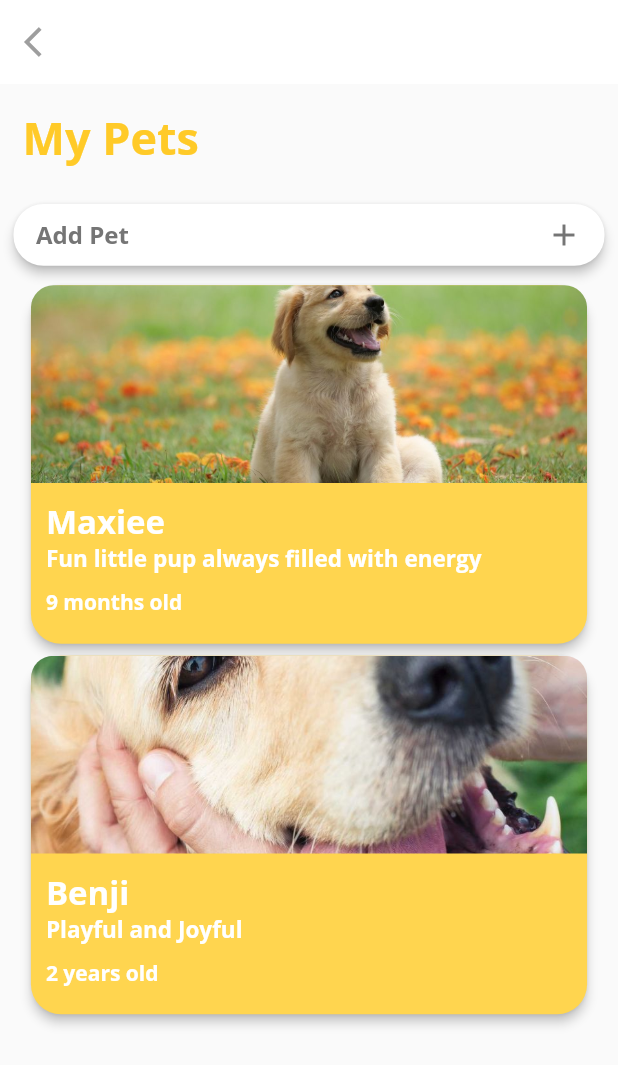
After one commit to Sameerkash/Paw-InOut7, a Flutter app: the PetsView screen opened directly, on a phone screen of 412 x 824 dp. The commit adds this screen. Shown: the top 1065 px of the screen. Run offline on Flutter 3.47's test engine with Material 2 defaults, Android fonts, the phone set to English and light mode, and no system bars; drawn by our look-alikes of auto_size_text; our stand-ins replace auto_route, cloud_firestore, dartz, firebase_auth, firebase_core, flutter_hooks and 8 more; accounts and stored records are empty; generated files the repository leaves out were written again; statements that could not run were skipped.

Commit message:
added pet ui

```diff
--- a/lib/ui/drawer/drawer.view.dart
+++ b/lib/ui/drawer/drawer.view.dart
@@ -4,6 +4,8 @@ import 'package:flutter/foundation.dart';
 import 'package:flutter/material.dart';
 import 'package:flutter_vector_icons/flutter_vector_icons.dart';
 import 'package:flutter_zoom_drawer/flutter_zoom_drawer.dart';
+import 'package:flutter_screenutil/flutter_screenutil.dart';
+import 'package:google_fonts/google_fonts.dart';
 
 class MenuItem {
   final String title;
@@ -141,7 +143,7 @@ class _MenuScreenState extends State<MenuScreen> {
         child: SafeArea(
           child: Column(
             // mainAxisSize: MainAxisSize.min,
-            crossAxisAlignment: CrossAxisAlignment.center,
+            crossAxisAlignment: CrossAxisAlignment.start,
             mainAxisAlignment: MainAxisAlignment.center,
             children: <Widget>[
               // Spacer(),
@@ -157,18 +159,17 @@ class _MenuScreenState extends State<MenuScreen> {
               //     ),
               //   ),
               // ),
-              // Padding(
-              //   padding: const EdgeInsets.only(
-              //       bottom: 36.0, left: 24.0, right: 24.0),
-              //   child: Text(
-              //     ("name"),
-              //     style: TextStyle(
-              //       fontSize: 22,
-              //       color: Colors.white,
-              //       fontWeight: FontWeight.w900,
-              //     ),
-              //   ),
-              // ),
+              Padding(
+                padding: EdgeInsets.only(bottom: 0.08.sh, left: 24, right: 24.0),
+                child: Text(
+                  ("Paw"),
+                  style: GoogleFonts.openSans(
+                    fontSize: 25,
+                    color: Colors.grey[200],
+                    fontWeight: FontWeight.bold,
+                  ),
+                ),
+              ),
               Column(
                 mainAxisSize: MainAxisSize.min,
                 crossAxisAlignment: CrossAxisAlignment.start,
--- a/lib/ui/navbar.view.dart
+++ b/lib/ui/navbar.view.dart
@@ -1,4 +1,5 @@
 import 'package:flutter/material.dart';
+import 'package:petme/ui/pets/pets.view.dart';
 
 import 'adoption/adoptionlist.view.dart';
 import 'drawer/drawer.view.dart';
@@ -8,8 +9,8 @@ class NavBarView extends StatelessWidget {
   final List<Widget> views = [
     ProfileView(),
     Container(),
+    PetsView(),
     AdoptionList(),
-    Container(),
     Container(),
   ];
 
--- /dev/null
+++ b/lib/ui/pets/pets.view.dart
@@ -0,0 +1,58 @@
+import 'package:auto_size_text/auto_size_text.dart';
+import 'package:flutter/material.dart';
+import 'package:google_fonts/google_fonts.dart';
+
+import '../../widgets/card.dart';
+
+class PetsView extends StatelessWidget {
+  @override
+  Widget build(BuildContext context) {
+    return Scaffold(
+      appBar: AppBar(
+        leading: Icon(Icons.arrow_back_ios, color: Colors.grey),
+        elevation: 0,
+        backgroundColor: Colors.white,
+        actions: [],
+      ),
+      body: SingleChildScrollView(
+        child: Column(
+          children: [
+            Padding(
+              padding: const EdgeInsets.all(15.0),
+              child: Align(
+                alignment: Alignment.topLeft,
+                child: AutoSizeText(
+                  "My Pets",
+                  minFontSize: 28,
+                  style: GoogleFonts.openSans(
+                      fontSize: 30,
+                      fontWeight: FontWeight.bold,
+                      color: Colors.amber[400]),
+                ),
+              ),
+            ),
+            ListTileButton(
+              label: 'Add Pet',
+              icon: Icons.add,
+              onPressed: () {},
+            ),
+            PetCard(
+              onTap: () {},
+              name: "Maxiee",
+              caption: "Fun little pup always filled with energy",
+              age: '9 months',
+              imageURL: 'assets/images/i1.jpg',
+            ),
+            PetCard(
+              onTap: () {},
+              name: "Benji",
+              caption: "Playful and Joyful",
+              age: '2 years',
+              imageURL: 'assets/images/i3.jpg',
+            )
+          ],
+        ),
+      ),
+    );
+  }
+}
--- a/lib/ui/profile/profile.view.dart
+++ b/lib/ui/profile/profile.view.dart
@@ -2,6 +2,7 @@ import 'package:auto_size_text/auto_size_text.dart';
 import 'package:flutter/material.dart';
 import 'package:flutter_screenutil/flutter_screenutil.dart';
 import 'package:google_fonts/google_fonts.dart';
+
 import 'package:petme/widgets/image.dart';
 
 class ProfileView extends StatelessWidget {
@@ -35,9 +36,9 @@ class ProfileView extends StatelessWidget {
                 child: AutoSizeText(
                   "Activity",
                   style: GoogleFonts.openSans(
-                      fontSize: 23,
+                      fontSize: 25,
                       fontWeight: FontWeight.bold,
-                      color: Colors.grey[600]),
+                      color: Colors.amber[400]),
                 ),
               ),
               ProfileImageCard(),
@@ -124,8 +125,14 @@ class ProfileImageCard extends StatelessWidget {
 }
 
 class MyProfileCard extends StatelessWidget {
+  final String name;
+  final String bio;
+  final String imageURL;
   const MyProfileCard({
     Key key,
+    this.name,
+    this.bio,
+    this.imageURL,
   }) : super(key: key);
 
   @override
@@ -144,9 +151,9 @@ class MyProfileCard extends StatelessWidget {
             Text(
               "My Profile",
               style: GoogleFonts.openSans(
-                  fontSize: 28,
+                  fontSize: 30,
                   fontWeight: FontWeight.bold,
-                  color: Colors.grey[600]),
+                  color: Colors.amber[400]),
             ),
             SizedBox(
               height: .03.sh,
--- /dev/null
+++ b/lib/widgets/card.dart
@@ -0,0 +1,135 @@
+import 'package:flutter/material.dart';
+import 'package:flutter_screenutil/flutter_screenutil.dart';
+import 'package:google_fonts/google_fonts.dart';
+
+class PetCard extends StatelessWidget {
+  final String name;
+  final String caption;
+  final String age;
+  final String imageURL;
+  final Function onTap;
+  const PetCard({
+    Key key,
+    this.name,
+    this.caption,
+    this.age,
+    this.imageURL,
+    this.onTap,
+  }) : super(key: key);
+
+  @override
+  Widget build(BuildContext context) {
+    return InkWell(
+      onTap: onTap,
+      child: Card(
+        color: Colors.amber[300],
+        elevation: 3,
+        shape: RoundedRectangleBorder(
+          borderRadius: BorderRadius.circular(20),
+        ),
+        child: Container(
+          height: 0.29.sh,
+          child: Column(
+            crossAxisAlignment: CrossAxisAlignment.start,
+            children: [
+              Container(
+                decoration: BoxDecoration(
+                  borderRadius: BorderRadius.only(
+                    topLeft: Radius.circular(15),
+                    topRight: Radius.circular(15),
+                  ),
+                  image: DecorationImage(
+                    image: AssetImage(imageURL),
+                    fit: BoxFit.cover,
+                  ),
+                ),
+                height: 0.16.sh,
+                width: 0.9.sw,
+              ),
+              Container(
+                padding: EdgeInsets.all(10),
+                child: Column(
+                  crossAxisAlignment: CrossAxisAlignment.start,
+                  children: [
+                    Text(
+                      name,
+                      style: GoogleFonts.openSans(
+                          fontSize: 22,
+                          fontWeight: FontWeight.bold,
+                          color: Colors.white),
+                    ),
+                    Text(
+                      caption,
+                      overflow: TextOverflow.ellipsis,
+                      style: GoogleFonts.openSans(
+                          fontSize: 15,
+                          fontWeight: FontWeight.bold,
+                          color: Colors.white),
+                    ),
+                    SizedBox(
+                      height: 0.012.sh,
+                    ),
+                    Text(
+                      "$age old",
+                      style: GoogleFonts.openSans(
+                          fontSize: 14,
+                          fontWeight: FontWeight.bold,
+                          color: Colors.white),
+                    ),
+                  ],
+                ),
+              ),
+            ],
+          ),
+        ),
+      ),
+    );
+  }
+}
+
+class ListTileButton extends StatelessWidget {
+  final String label;
+  final IconData icon;
+  final Function onPressed;
+  const ListTileButton({
+    Key key,
+    this.label,
+    this.icon,
+    this.onPressed,
+  }) : super(key: key);
+
+  @override
+  Widget build(BuildContext context) {
+    return Padding(
+      padding: const EdgeInsets.all(5.0),
+      child: InkWell(
+        onTap: onPressed,
+        child: Card(
+          elevation: 3,
+          shape:
+              RoundedRectangleBorder(borderRadius: BorderRadius.circular(20)),
+          child: Container(
+            padding: const EdgeInsets.symmetric(horizontal: 15),
+            height: 0.05.sh,
+            child: Row(
+              mainAxisAlignment: MainAxisAlignment.spaceBetween,
+              children: [
+                Text(
+                  label,
+                  style: GoogleFonts.openSans(
+                      fontSize: 16,
+                      fontWeight: FontWeight.bold,
+                      color: Colors.grey[600]),
+                ),
+                Icon(
+                  icon,
+                  color: Colors.grey[600],
+                ),
+              ],
+            ),
+          ),
+        ),
+      ),
+    );
+  }
+}
```
Also changed, not shown: lib/ui/pets/pets.vm.dart (added).
